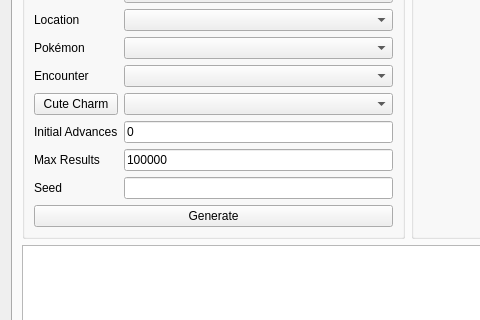
Qt form Forms/Gen3/Wild3.ui (Admiral-Fish/PokeFinder) before a commit; both pictures show x 0 to 480 and y 191 to 511 of the 1200 by 750 pixel window.
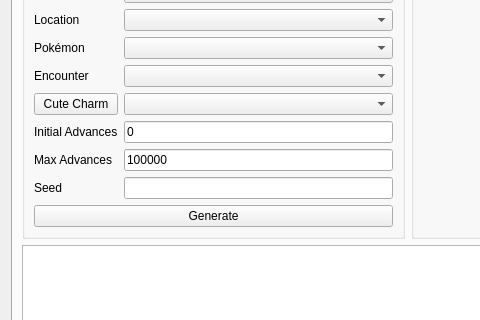
The same form after that commit. Icons and pictures are not drawn. Custom widgets are drawn as their Qt base class.

Commit message: Rename maxResults to maxAdvances

```diff
--- a/Forms/Gen3/Wild3.ui
+++ b/Forms/Gen3/Wild3.ui
@@ -320,7 +320,7 @@
              </sizepolicy>
             </property>
             <property name="text">
-             <string>Max Results</string>
+             <string>Max Advances</string>
             </property>
            </widget>
           </item>
```
Left out of the diff: 6 changed lines with no effect on the pictures. The commit also changes 72 other files.
